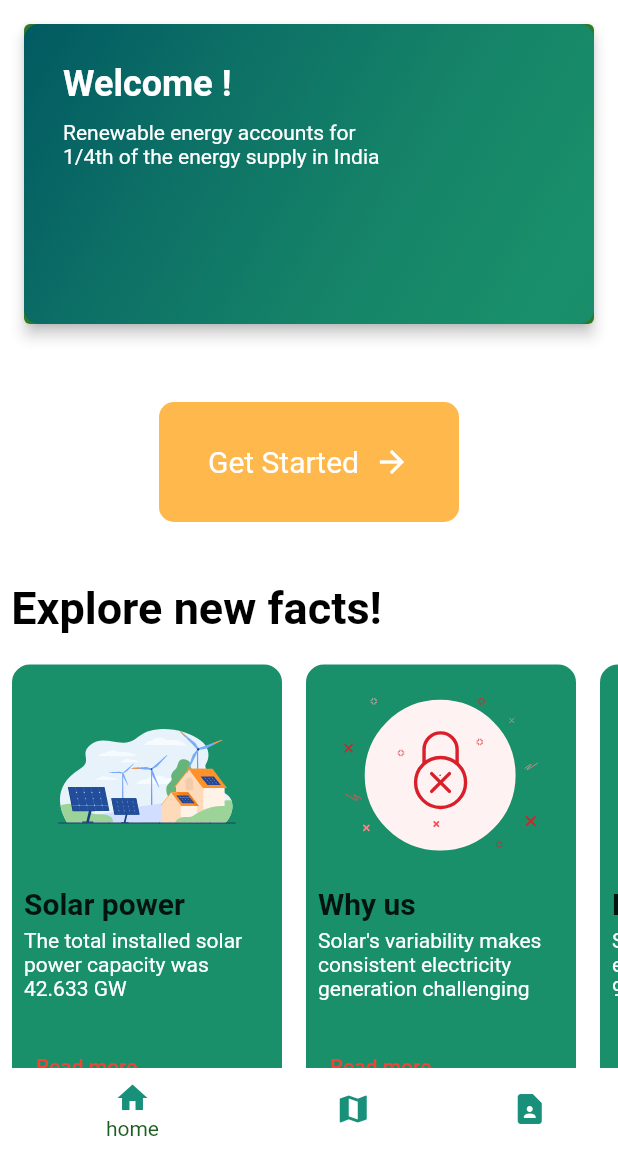
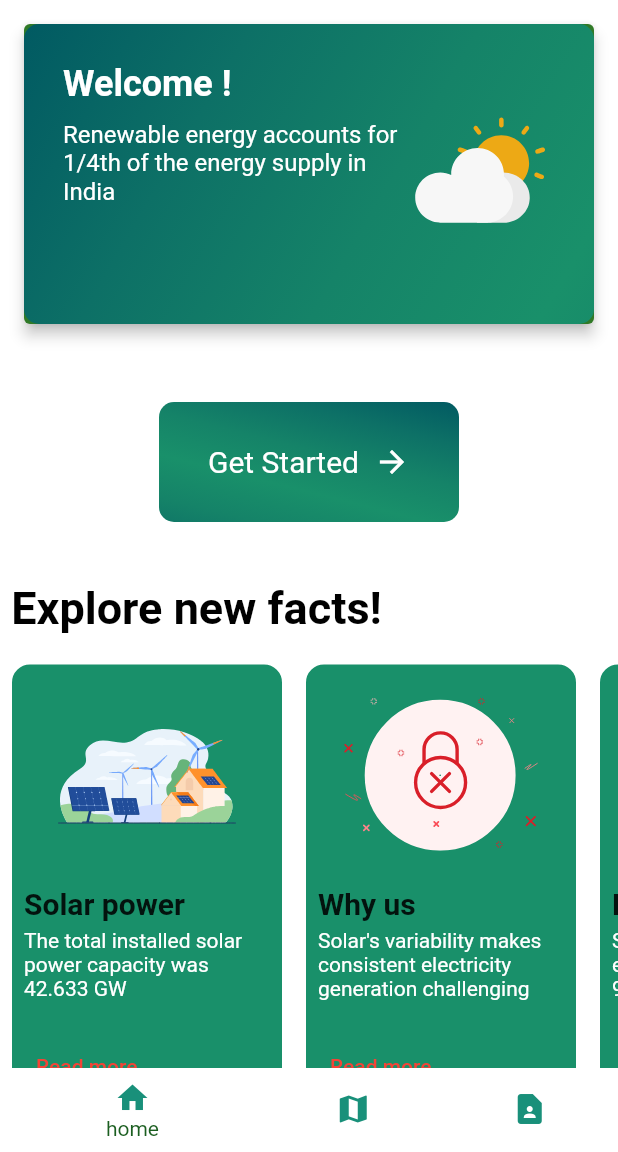
Before and after one commit to samwinp/vita, a Flutter app: the screen it shows after launch, on a phone screen of 412 x 824 dp, the part 84-1236 px from its top. Run offline on Flutter 3.47's test engine with Material 2 defaults, Android fonts, the light colour scheme and no system bars; our stand-ins replace cloud_firestore, firebase_auth, firebase_core, google_maps_flutter, lottie, shared_preferences; accounts and stored records are empty; Roboto replaces fonts that are missing (poppins).

Commit message:
added home page layout

```diff
--- a/Jinsei/studious-chainsaw-main/new_age/lib/pages/HomePage.dart
+++ b/Jinsei/studious-chainsaw-main/new_age/lib/pages/HomePage.dart
@@ -88,7 +88,7 @@ class _HomePageState extends State<HomePage> {
                                 Text(
                                   'Renewable energy accounts for 1/4th of the energy supply in India ',
                                   style: TextStyle(
-                                    fontSize: 14,
+                                    fontSize: 16,
                                     color: Colors.white,
                                     fontFamily: 'poppins',
                                   ),
@@ -101,7 +101,7 @@ class _HomePageState extends State<HomePage> {
                           Container(
                             width: 100,
                             height: 100,
-                            //child: Lottie.asset("assets/windmill-icon.json"),
+                            child: Lottie.asset("assets/suncard.json"),
                           ),
                         ],
                       ),
@@ -112,14 +112,29 @@ class _HomePageState extends State<HomePage> {
             ),
             SizedBox(height: 40,),
             Container(
+              decoration: BoxDecoration(
+                    borderRadius: BorderRadius.circular(10.0),
+                    gradient: const LinearGradient(
+                      end: Alignment.topRight,
+                      begin: Alignment(0.8, 1),
+                      colors: <Color>[
+                        Color(0xff19906A),
+                        Color(0xff158368),
+                        Color(0xff0D7066),
+                        Color(0xff015A62),
+                      ], // Gradient from https://learnui.design/tools/gradient-generator.html
+                      tileMode: TileMode.mirror,
+                    ),
+                  ),
               height: 80,
               width: 200,
-              decoration: BoxDecoration(
-                color: Color(0xffFFB84C),
-                borderRadius: BorderRadius.circular(10),
-              ),
+              // decoration: BoxDecoration(
+              //   color: Color(0xffFFB84C),
+              //   borderRadius: BorderRadius.circular(10),
+              // ),
               child: TextButton(
                 style: TextButton.styleFrom(
+
                   primary: Colors.white,
                   padding: const EdgeInsets.symmetric(horizontal: 24.0, vertical: 16.0),
                   textStyle: const TextStyle(fontSize: 20),
--- a/Jinsei/studious-chainsaw-main/new_age/lib/pages/mil_info.dart
+++ b/Jinsei/studious-chainsaw-main/new_age/lib/pages/mil_info.dart
@@ -76,7 +76,7 @@ class _MillInfoState extends State<MillInfo> {
                             alignment: Alignment.bottomLeft,
                             child: TextButton(onPressed: (){
                               dynamic route = widget.page;
-                              nextScreenReplace(context,  widget.page);
+                              //nextScreenReplace(context,  widget.page);
                             },
                              child: const Text("Read more",
                              style: TextStyle(
```
Also changed, not shown: Jinsei/studious-chainsaw-main/new_age/assets/suncard.json (added, +1 -0 lines).
